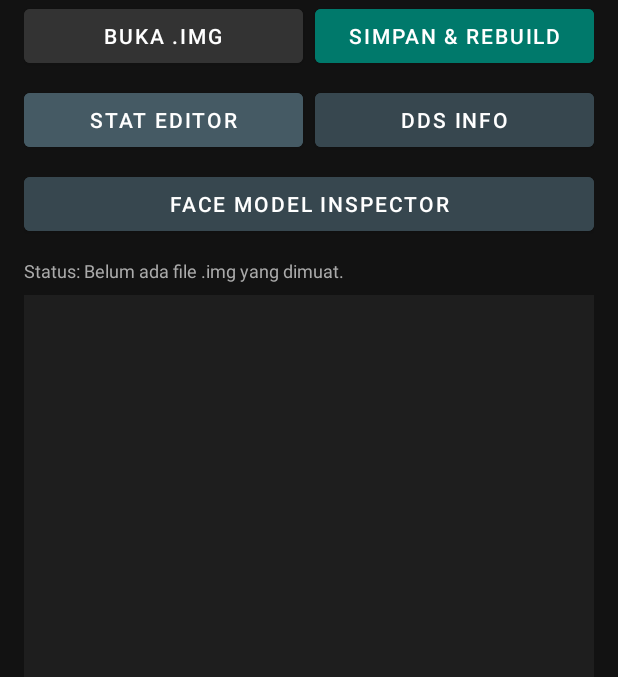
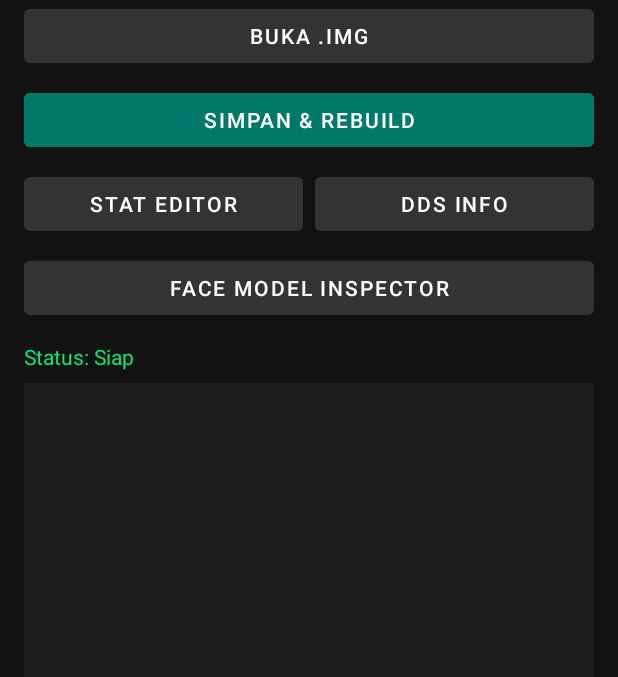
Before and after one commit to rohman7687/pes-2013, an Android app: the screen it shows after launch (MainActivity), on a phone screen of 412 x 824 dp, the part 167-844 px from its top. Run offline under Robolectric (Android 15) with nearby library versions, the phone set to English and light mode, and no system bars.

Commit message:
Add files via upload

```diff
--- a/app/src/main/res/layout/activity_main.xml
+++ b/app/src/main/res/layout/activity_main.xml
@@ -3,62 +3,53 @@
     android:layout_width="match_parent"
     android:layout_height="match_parent"
     android:orientation="vertical"
-    android:background="#121212"
-    android:padding="16dp">
+    android:padding="16dp"
+    android:background="#121212">
 
+    <!-- Judul Aplikasi -->
     <TextView
         android:layout_width="match_parent"
         android:layout_height="wrap_content"
         android:text="PES 2013 IMG Patcher"
-        android:textColor="#FFFFFF"
         android:textSize="20sp"
         android:textStyle="bold"
+        android:textColor="#FFFFFF"
         android:gravity="center"
         android:paddingBottom="12dp" />
+
+    <!-- Tombol-tombol Menu -->
+    <Button
+        android:id="@+id/btnOpenImg"
+        android:layout_width="match_parent"
+        android:layout_height="wrap_content"
+        android:text="BUKA .IMG"
+        android:textColor="#FFFFFF"
+        android:backgroundTint="#333333"
+        android:layout_marginBottom="8dp" />
+
+    <Button
+        android:id="@+id/btnRebuildImg"
+        android:layout_width="match_parent"
+        android:layout_height="wrap_content"
+        android:text="SIMPAN &amp; REBUILD"
+        android:textColor="#FFFFFF"
+        android:backgroundTint="#00796B"
+        android:layout_marginBottom="8dp" />
 
     <LinearLayout
         android:layout_width="match_parent"
         android:layout_height="wrap_content"
         android:orientation="horizontal"
-        android:weightSum="2"
-        android:paddingBottom="8dp">
-
-        <Button
-            android:id="@+id/btnOpenImg"
-            android:layout_width="0dp"
-            android:layout_height="wrap_content"
-            android:layout_weight="1"
-            android:text="Buka .IMG"
-            android:backgroundTint="#333333"
-            android:textColor="#FFFFFF"
-            android:layout_marginRight="4dp" />
-
-        <Button
-            android:id="@+id/btnRebuildImg"
-            android:layout_width="0dp"
-            android:layout_height="wrap_content"
-            android:layout_weight="1"
-            android:text="Simpan &amp; Rebuild"
-            android:backgroundTint="#00796B"
-            android:textColor="#FFFFFF"
-            android:layout_marginLeft="4dp" />
-    </LinearLayout>
-
-    <LinearLayout
-        android:layout_width="match_parent"
-        android:layout_height="wrap_content"
-        android:orientation="horizontal"
-        android:weightSum="2"
-        android:paddingBottom="8dp">
+        android:layout_marginBottom="8dp">
 
         <Button
             android:id="@+id/btnOpenEditor"
             android:layout_width="0dp"
             android:layout_height="wrap_content"
             android:layout_weight="1"
-            android:text="Stat Editor"
-            android:backgroundTint="#455A64"
+            android:text="STAT EDITOR"
             android:textColor="#FFFFFF"
+            android:backgroundTint="#333333"
             android:layout_marginRight="4dp" />
 
         <Button
@@ -66,9 +57,9 @@
             android:layout_width="0dp"
             android:layout_height="wrap_content"
             android:layout_weight="1"
-            android:text="DDS Info"
-            android:backgroundTint="#37474F"
+            android:text="DDS INFO"
             android:textColor="#FFFFFF"
+            android:backgroundTint="#333333"
             android:layout_marginLeft="4dp" />
     </LinearLayout>
 
@@ -76,27 +67,28 @@
         android:id="@+id/btnFaceInspector"
         android:layout_width="match_parent"
         android:layout_height="wrap_content"
-        android:text="Face Model Inspector"
-        android:backgroundTint="#37474F"
+        android:text="FACE MODEL INSPECTOR"
         android:textColor="#FFFFFF"
+        android:backgroundTint="#333333"
         android:layout_marginBottom="12dp" />
 
+    <!-- Status Teks -->
     <TextView
         android:id="@+id/tvStatus"
         android:layout_width="match_parent"
         android:layout_height="wrap_content"
-        android:text="Status: Belum ada file .img yang dimuat."
-        android:textColor="#AAAAAA"
-        android:textSize="12sp"
+        android:text="Status: Siap"
+        android:textSize="14sp"
+        android:textColor="#00E676"
         android:paddingBottom="8dp" />
 
+    <!-- ListView untuk Daftar File Bin -->
     <ListView
         android:id="@+id/listViewBins"
         android:layout_width="match_parent"
-        android:layout_height="0dp"
-        android:layout_weight="1"
+        android:layout_height="match_parent"
         android:background="#1E1E1E"
-        android:divider="#2C2C2C"
+        android:divider="#333333"
         android:dividerHeight="1dp" />
 
 </LinearLayout>
```
